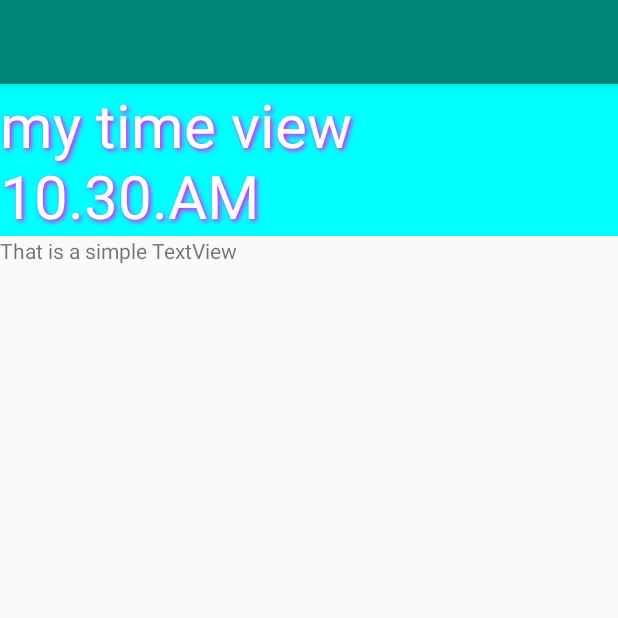
After one commit to HTC77/android-examples, an Android app: the CustomComponentActivity screen opened directly, with no data from a screen before it, on a phone screen of 412 x 824 dp, the top half of it. The commit adds this screen. Run offline under Robolectric (Android 15) with nearby library versions, the light colour scheme and no system bars.

Commit message:
TimeView [Custom Component]

```diff
--- a/app/src/main/AndroidManifest.xml
+++ b/app/src/main/AndroidManifest.xml
@@ -9,6 +9,7 @@
         android:roundIcon="@mipmap/ic_launcher_round"
         android:supportsRtl="true"
         android:theme="@style/AppTheme">
+        <activity android:name=".CustomComponentActivity"></activity>
         <activity android:name=".MainActivity">
             <intent-filter>
                 <action android:name="android.intent.action.MAIN" />
--- /dev/null
+++ b/app/src/main/java/com/example/androidexamples/CustomComponentActivity.java
@@ -0,0 +1,16 @@
+package com.example.androidexamples;
+
+import android.support.v7.app.AppCompatActivity;
+import android.os.Bundle;
+import android.widget.TextView;
+
+public class CustomComponentActivity extends AppCompatActivity {
+
+    @Override
+    protected void onCreate(Bundle savedInstanceState) {
+        super.onCreate(savedInstanceState);
+        setContentView(R.layout.activity_custom_component);
+        TextView simpleText = findViewById(R.id.simple);
+        simpleText.setText("That is a simple TextView");
+    }
+}
--- a/app/src/main/java/com/example/androidexamples/MainActivity.java
+++ b/app/src/main/java/com/example/androidexamples/MainActivity.java
@@ -2,6 +2,7 @@ package com.example.androidexamples;
 
 import android.app.ProgressDialog;
 import android.content.DialogInterface;
+import android.content.Intent;
 import android.support.v7.app.AlertDialog;
 import android.support.v7.app.AppCompatActivity;
 import android.os.Bundle;
@@ -96,4 +97,8 @@ public class MainActivity extends AppCompatActivity {
             }
         }).start();
     }
+
+    public void onBtnTimeViewClick(View v){
+        startActivity(new Intent(this,CustomComponentActivity.class));
+    }
 }
--- /dev/null
+++ b/app/src/main/java/com/example/androidexamples/TimeView.java
@@ -0,0 +1,77 @@
+package com.example.androidexamples;
+
+import android.content.Context;
+import android.content.res.TypedArray;
+import android.graphics.Color;
+import android.support.annotation.Nullable;
+import android.support.v7.widget.AppCompatTextView;
+import android.util.AttributeSet;
+
+import java.text.SimpleDateFormat;
+import java.util.Calendar;
+
+public class TimeView extends AppCompatTextView {
+    private String titleText;
+    private boolean color;
+
+    public TimeView(Context context) {
+        super(context);
+        setTimeView();
+    }
+
+    public TimeView(Context context, @Nullable AttributeSet attrs) {
+        super(context, attrs);
+        // retrieved values correspond to the position of the attributes
+        TypedArray typedArray = context.obtainStyledAttributes(attrs,R.styleable.TimeView);
+        int count = typedArray.getIndexCount();
+        try{
+            for (int i = 0; i < count; ++i) {
+                int attr = typedArray.getIndex(i);
+                // the attr corresponds to the attribute
+                if(attr == R.styleable.TimeView_title){
+
+                    //set the text for the layout
+                    titleText = typedArray.getString(attr);
+                    setTimeView();
+                }
+                else if(attr == R.styleable.TimeView_setColor){
+                    // set the color of the attr "setColor"
+                    color = typedArray.getBoolean(attr,false);
+                    decorateText();
+                }
+            }
+        }
+        //the recycle() will be executed obligatorily
+        finally{
+            // for reuse
+            typedArray.recycle();
+        }
+    }
+
+    public TimeView(Context context, @Nullable AttributeSet attrs, int defStyleAttr) {
+        super(context, attrs, defStyleAttr);
+        setTimeView();
+    }
+
+    private void setTimeView(){
+        // has the format hour.minuits am/pm
+        SimpleDateFormat dateFormat = new SimpleDateFormat("hh.mm.aa");
+        String time = dateFormat.format(Calendar.getInstance().getTime());
+
+        if(this.titleText !=null)
+            setText(this.titleText+" "+time);
+        else
+            setText(time);
+    }
+
+    private void decorateText(){
+        // when we set setColor attribute to true in the xml layout
+        if(this.color==true){
+            // set the characteristics and the color of the shadow
+            setShadowLayer(4,2,2, Color.rgb(250,00,250));
+            setBackgroundColor(Color.CYAN);
+        }else{
+            setBackgroundColor(Color.RED);
+        }
+    }
+}
--- /dev/null
+++ b/app/src/main/res/layout/activity_custom_component.xml
@@ -0,0 +1,26 @@
+<?xml version="1.0" encoding="utf-8"?>
+
+<RelativeLayout xmlns:android="http://schemas.android.com/apk/res/android"
+    xmlns:app="http://schemas.android.com/apk/res-auto"
+    xmlns:tools="http://schemas.android.com/tools"
+    android:layout_width="match_parent"
+    android:layout_height="match_parent"
+    tools:context=".CustomComponentActivity">
+    <com.example.androidexamples.TimeView
+        android:id="@+id/timeView"
+        android:layout_width="match_parent"
+        android:layout_height="wrap_content"
+        android:textColor="#fff"
+        android:textSize="40sp"
+        app:title="my time view"
+        app:setColor="true"
+       />
+    <TextView
+        android:id="@+id/simple"
+        android:layout_width="match_parent"
+        android:layout_height="wrap_content"
+        android:text="TextView"
+        android:layout_below="@+id/timeView"
+        tools:layout_editor_absoluteX="171dp"
+        tools:layout_editor_absoluteY="109dp" />
+</RelativeLayout>
```
Also changed, not shown: app/src/main/res/layout/activity_main.xml (+11 -0 lines), app/src/main/res/values/attrs.xml (added, +7 -0 lines).
